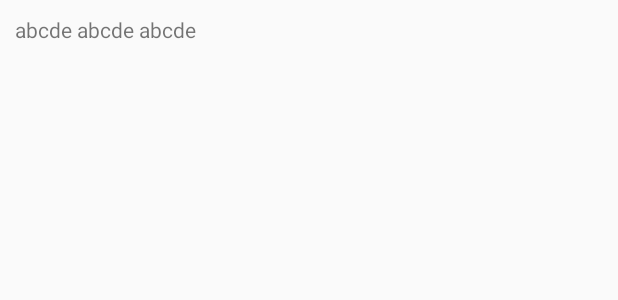
After one commit to fmikolajczak/PopularMovies, an Android app: the layout item.xml on its own in the app's theme, with its tools: preview values and no code run, on a phone screen of 412 x 824 dp. The commit adds this screen. Shown: the top 300 px of the screen. Run offline under Robolectric (Android 15) with nearby library versions, the phone set to English and light mode, and no system bars.

Commit message:
RecyclerView for movie list skeleton

```diff
--- a/app/build.gradle
+++ b/app/build.gradle
@@ -34,4 +34,6 @@ dependencies {
     androidTestImplementation 'com.android.support.test.espresso:espresso-core:3.0.1'
 
     implementation 'com.squareup.picasso:picasso:2.5.2'
+
+    implementation 'com.android.support:recyclerview-v7:26.1.0'
 }
--- /dev/null
+++ b/app/src/main/res/layout/item.xml
@@ -0,0 +1,18 @@
+<?xml version="1.0" encoding="utf-8"?>
+<FrameLayout xmlns:android="http://schemas.android.com/apk/res/android"
+    xmlns:tools="http://schemas.android.com/tools"
+    android:layout_width="match_parent"
+    android:layout_height="wrap_content"
+    android:padding="10dp">
+
+    <ImageView
+        android:id="@+id/image_view"
+        android:layout_width="match_parent"
+        android:layout_height="80dp" />
+
+    <TextView
+        android:id="@+id/debug_tv"
+        android:layout_width="wrap_content"
+        android:layout_height="wrap_content"
+        tools:text="abcde abcde abcde" />
+</FrameLayout>
```
Also changed, not shown: app/src/main/java/org/mikolajczak/popularmovies/DiscoveryActivity.java (+9 -0 lines), app/src/main/java/org/mikolajczak/popularmovies/MoviesAdapter.java (added, +49 -0 lines), app/src/main/res/layout/activity_discovery.xml (+6 -9 lines).
